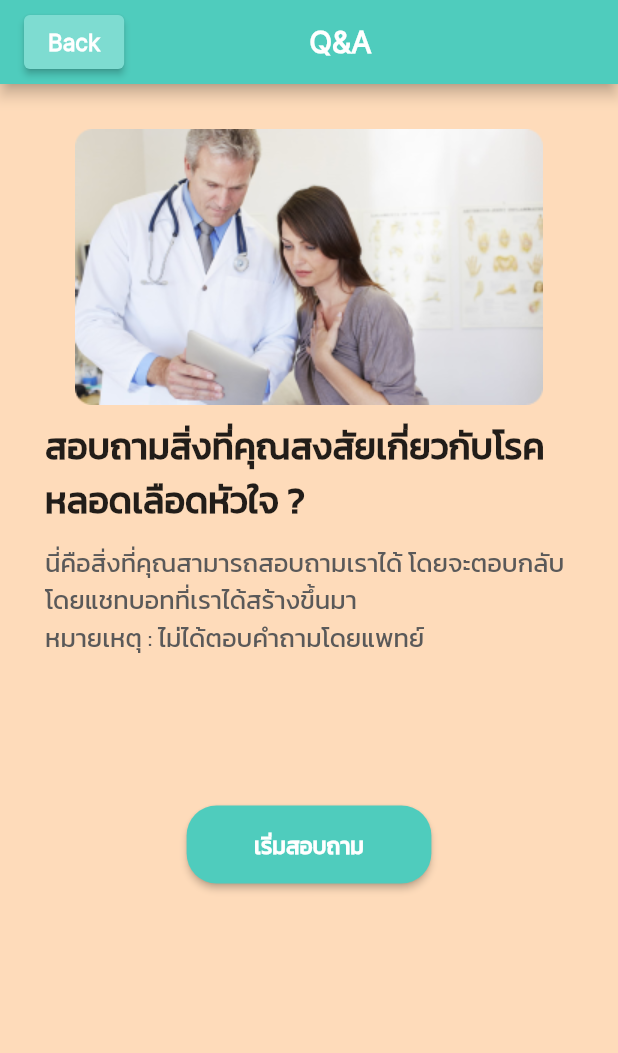
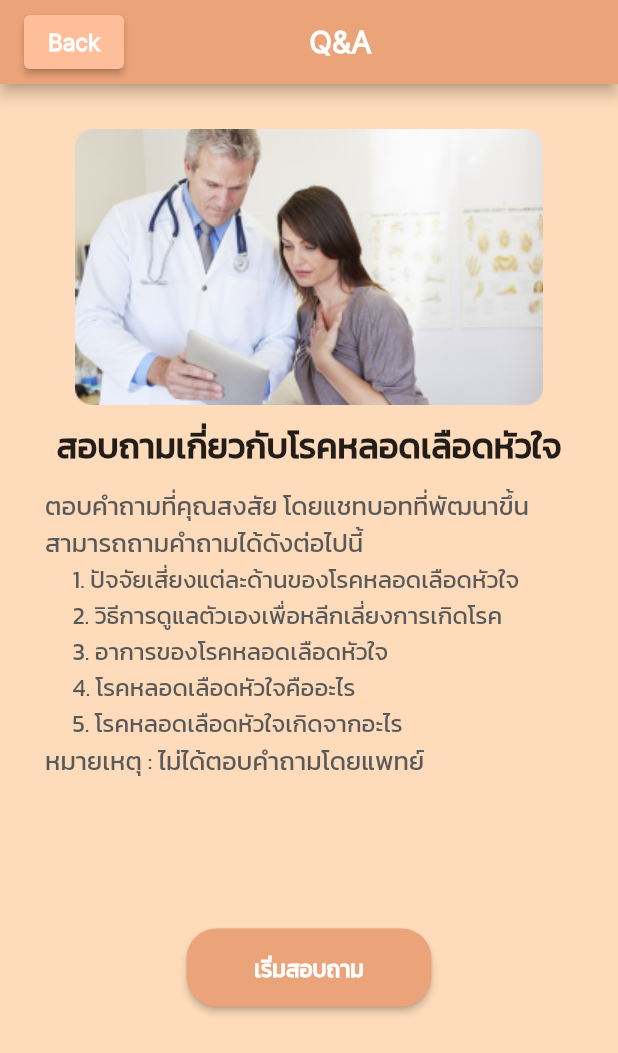
Before and after one commit to mannieshub/University_Final_Project, a Flutter app: the screen it shows once a user with an empty profile is signed in, after a tap on "Q&A", on a phone screen of 412 x 824 dp. Shown: the top 1053 px of the screen. Run offline on Flutter 3.47's test engine with Material 2 defaults, Android fonts, the light colour scheme and no system bars; our stand-ins replace cloud_firestore, firebase_auth, firebase_core, fluttertoast; missing offline and left inert: dialog_flowtter; accounts and stored records are empty.

Commit message:
change App color

```diff
--- a/mobile_app/lib/routes/advice.dart
+++ b/mobile_app/lib/routes/advice.dart
@@ -118,7 +118,7 @@ class advicePageState extends State<advicePage> {
     return Scaffold(
       appBar: AppBar(
         automaticallyImplyLeading: false,
-        backgroundColor: Color(0xFF4FCCBD),
+        backgroundColor: Color(0xFFEBA37A),
         title: Container(
           padding: EdgeInsets.all(0),
           margin: EdgeInsetsDirectional.fromSTEB(0, 0, 0, 0),
@@ -127,7 +127,7 @@ class advicePageState extends State<advicePage> {
             children: <Widget>[
               ElevatedButton(
                 style: ElevatedButton.styleFrom(
-                  backgroundColor: Color(0xFF7EDCD1),
+                  backgroundColor: Color(0xFFFEBE9A),
                   textStyle: TextStyle(fontSize: 15),
                 ),
                 onPressed: () {
--- a/mobile_app/lib/routes/assessmentPage.dart
+++ b/mobile_app/lib/routes/assessmentPage.dart
@@ -251,7 +251,7 @@ class _assessmentPageState extends State<assessmentPage> {
         resizeToAvoidBottomInset: false,
         appBar: AppBar(
           automaticallyImplyLeading: false,
-          backgroundColor: Color(0xFF4FCCBD),
+          backgroundColor: Color(0xFFEBA37A),
           title: Container(
             padding: EdgeInsets.all(0),
             margin: EdgeInsetsDirectional.fromSTEB(0, 0, 0, 0),
@@ -260,7 +260,7 @@ class _assessmentPageState extends State<assessmentPage> {
               children: <Widget>[
                 ElevatedButton(
                   style: ElevatedButton.styleFrom(
-                    backgroundColor: Color(0xFF7EDCD1),
+                    backgroundColor: Color(0xFFFEBE9A),
                     textStyle:
                         TextStyle(fontSize: 15), // เปลี่ยนสีปุ่มเป็นสีแดง
                   ),
@@ -299,13 +299,13 @@ class _assessmentPageState extends State<assessmentPage> {
                 mainAxisSize: MainAxisSize.max,
                 children: [
                   Padding(
-                    padding: EdgeInsetsDirectional.fromSTEB(25, 0, 0, 0),
+                    padding: EdgeInsetsDirectional.fromSTEB(25, 0, 0, 10),
                     child: Row(
                       children: [
                         Text(
                           "ข้อมูลด้านประชากร",
                           style: TextStyle(
-                            color: Color(0XFF5A5959),
+                            color: Colors.black,
                             fontFamily: 'Kanit',
                             fontWeight: FontWeight.bold,
                             fontSize: 17,
@@ -612,7 +612,7 @@ class _assessmentPageState extends State<assessmentPage> {
                         Text(
                           "ข้อมูลด้านพฤติกรรม",
                           style: TextStyle(
-                            color: Color(0XFF5A5959),
+                            color: Colors.black,
                             fontFamily: 'Kanit',
                             fontWeight: FontWeight.bold,
                             fontSize: 17,
@@ -2570,7 +2570,7 @@ class _assessmentPageState extends State<assessmentPage> {
                       children: <Widget>[
                         ElevatedButton(
                           style: ElevatedButton.styleFrom(
-                            backgroundColor: Color(0xFF4FCCBD),
+                            backgroundColor: Color(0xFFEBA37A),
                             padding:
                                 EdgeInsetsDirectional.fromSTEB(25, 15, 25, 15),
                             shape: RoundedRectangleBorder(
--- a/mobile_app/lib/routes/before_assessment_page.dart
+++ b/mobile_app/lib/routes/before_assessment_page.dart
@@ -12,7 +12,7 @@ class _beforeAsState extends State<beforeAs> {
     return Scaffold(
       appBar: AppBar(
         automaticallyImplyLeading: false,
-        backgroundColor: Color(0xFF4FCCBD),
+        backgroundColor: Color(0xFFEBA37A),
         title: Container(
           padding: EdgeInsets.all(0),
           margin: EdgeInsetsDirectional.fromSTEB(0, 0, 0, 0),
@@ -21,7 +21,7 @@ class _beforeAsState extends State<beforeAs> {
             children: <Widget>[
               ElevatedButton(
                 style: ElevatedButton.styleFrom(
-                  backgroundColor: Color(0xFF7EDCD1),
+                  backgroundColor: Color(0xFFFEBE9A),
                   textStyle: TextStyle(fontSize: 15), // เปลี่ยนสีปุ่มเป็นสีแดง
                 ),
                 onPressed: () {
@@ -123,7 +123,7 @@ class _beforeAsState extends State<beforeAs> {
                   children: <Widget>[
                     ElevatedButton(
                       style: ElevatedButton.styleFrom(
-                        backgroundColor: Color(0xFF4FCCBD),
+                        backgroundColor: Color(0xFFEBA37A),
                         padding: EdgeInsetsDirectional.fromSTEB(25, 15, 25, 15),
                         shape: RoundedRectangleBorder(
                           borderRadius: BorderRadius.circular(
--- a/mobile_app/lib/routes/before_chatbot_page.dart
+++ b/mobile_app/lib/routes/before_chatbot_page.dart
@@ -13,7 +13,7 @@ class _beforeChatState extends State<beforeChat> {
       resizeToAvoidBottomInset: false,
       appBar: AppBar(
         automaticallyImplyLeading: false,
-        backgroundColor: Color(0xFF4FCCBD),
+        backgroundColor: Color(0xFFEBA37A),
         title: Container(
           padding: EdgeInsets.all(0),
           margin: EdgeInsetsDirectional.fromSTEB(0, 0, 0, 0),
@@ -22,7 +22,7 @@ class _beforeChatState extends State<beforeChat> {
             children: <Widget>[
               ElevatedButton(
                 style: ElevatedButton.styleFrom(
-                  backgroundColor: Color(0xFF7EDCD1),
+                  backgroundColor: Color(0xFFFEBE9A),
                   textStyle: TextStyle(fontSize: 15), // เปลี่ยนสีปุ่มเป็นสีแดง
                 ),
                 onPressed: () {
@@ -69,11 +69,11 @@ class _beforeChatState extends State<beforeChat> {
                 child: Wrap(
                   children: [
                     Text(
-                      "สอบถามสิ่งที่คุณสงสัยเกี่ยวกับโรคหลอดเลือดหัวใจ ?",
+                      "สอบถามเกี่ยวกับโรคหลอดเลือดหัวใจ",
                       textAlign: TextAlign.start,
                       style: TextStyle(
                         fontWeight: FontWeight.bold,
-                        fontSize: 24,
+                        fontSize: 23,
                         fontFamily: 'Kanit',
                       ),
                     )
@@ -85,14 +85,59 @@ class _beforeChatState extends State<beforeChat> {
                 child: Wrap(
                   children: <Widget>[
                     Text(
-                      'นี่คือสิ่งที่คุณสามารถสอบถามเราได้ โดยจะตอบกลับโดยแชทบอทที่เราได้สร้างขึ้นมา',
+                      'ตอบคำถามที่คุณสงสัย โดยแชทบอทที่พัฒนาขึ้น สามารถถามคำถามได้ดังต่อไปนี้',
                       textAlign: TextAlign.start,
                       style: TextStyle(
                         fontFamily: 'Kanit',
                         color: Color(0XFF5A5959),
                         fontSize: 17,
                       ),
-                    )
+                    ),
+                    Text(
+                      '     1. ปัจจัยเสี่ยงแต่ละด้านของโรคหลอดเลือดหัวใจ',
+                      textAlign: TextAlign.start,
+                      style: TextStyle(
+                        fontFamily: 'Kanit',
+                        color: Color(0XFF5A5959),
+                        fontSize: 16,
+                      ),
+                    ),
+                    Text(
+                      '     2. วิธีการดูแลตัวเองเพื่อหลีกเลี่ยงการเกิดโรค',
+                      textAlign: TextAlign.start,
+                      style: TextStyle(
+                        fontFamily: 'Kanit',
+                        color: Color(0XFF5A5959),
+                        fontSize: 16,
+                      ),
+                    ),
+                    Text(
+                      '     3. อาการของโรคหลอดเลือดหัวใจ',
+                      textAlign: TextAlign.start,
+                      style: TextStyle(
+                        fontFamily: 'Kanit',
+                        color: Color(0XFF5A5959),
+                        fontSize: 16,
+                      ),
+                    ),
+                    Text(
+                      '     4. โรคหลอดเลือดหัวใจคืออะไร',
+                      textAlign: TextAlign.start,
+                      style: TextStyle(
+                        fontFamily: 'Kanit',
+                        color: Color(0XFF5A5959),
+                        fontSize: 16,
+                      ),
+                    ),
+                    Text(
+                      '     5. โรคหลอดเลือดหัวใจเกิดจากอะไร',
+                      textAlign: TextAlign.start,
+                      style: TextStyle(
+                        fontFamily: 'Kanit',
+                        color: Color(0XFF5A5959),
+                        fontSize: 16,
+                      ),
+                    ),
                   ],
                 ),
               ),
@@ -122,7 +167,7 @@ class _beforeChatState extends State<beforeChat> {
                   children: <Widget>[
                     ElevatedButton(
                       style: ElevatedButton.styleFrom(
-                        backgroundColor: Color(0xFF4FCCBD),
+                        backgroundColor: Color(0xFFEBA37A),
                         padding: EdgeInsetsDirectional.fromSTEB(45, 15, 45, 15),
                         shape: RoundedRectangleBorder(
                           borderRadius: BorderRadius.circular(
--- a/mobile_app/lib/routes/chatbot_page.dart
+++ b/mobile_app/lib/routes/chatbot_page.dart
@@ -28,7 +28,7 @@ class _chatUIState extends State<chatUI> {
     return Scaffold(
         appBar: AppBar(
           automaticallyImplyLeading: false,
-          backgroundColor: Color(0xFF4FCCBD),
+          backgroundColor: Color(0xFFEBA37A),
           title: Container(
             padding: EdgeInsets.all(0),
             margin: EdgeInsetsDirectional.fromSTEB(0, 0, 0, 0),
@@ -37,7 +37,7 @@ class _chatUIState extends State<chatUI> {
               children: <Widget>[
                 ElevatedButton(
                   style: ElevatedButton.styleFrom(
-                    backgroundColor: Color(0xFF7EDCD1),
+                    backgroundColor: Color(0xFFFEBE9A),
                     textStyle:
                         TextStyle(fontSize: 15), // เปลี่ยนสีปุ่มเป็นสีแดง
                   ),
--- a/mobile_app/lib/routes/home_page.dart
+++ b/mobile_app/lib/routes/home_page.dart
@@ -58,7 +58,7 @@ class HomePage extends StatelessWidget {
         appBar: AppBar(
           title: _title(),
           automaticallyImplyLeading: false,
-          backgroundColor: Color(0xFF4FCCBD),
+          backgroundColor: Color(0xFFEBA37A),
           centerTitle: true,
         ),
 
--- a/mobile_app/lib/templates/homepage/navigatePush.dart
+++ b/mobile_app/lib/templates/homepage/navigatePush.dart
@@ -16,10 +16,23 @@ class NextPageButton extends StatelessWidget {
   @override
   Widget build(BuildContext context) {
     return Padding(
-      padding: const EdgeInsets.only(bottom: 10), // Adjust bottom padding
+      padding: const EdgeInsets.only(bottom: 10),
+      child: Container(
+        decoration: BoxDecoration(
+          boxShadow: [
+            BoxShadow(
+              color: Colors.grey.withOpacity(0.25), // Shadow color
+              offset: Offset(1, 1), // x and y offset
+              blurRadius: 2.5, // Blur radius
+              spreadRadius: 0, // Spread radius
+            ),
+          ],
+          borderRadius: BorderRadius.circular(10), // Rounded corners
+        ),
         child: Card(
           shape: RoundedRectangleBorder(
-          borderRadius: BorderRadius.circular(10),
+            borderRadius:
+                BorderRadius.circular(10), // Rounded corners for the card
           ),
           color: Color(0xFFEBA37A),
           child: InkWell(
@@ -39,7 +52,7 @@ class NextPageButton extends StatelessWidget {
                     width: 60,
                     height: 60,
                   ),
-                const SizedBox(width: 10), // Add spacing between image and text
+                  const SizedBox(width: 10),
                   Expanded(
                     child: Column(
                       crossAxisAlignment: CrossAxisAlignment.start,
@@ -62,8 +75,7 @@ class NextPageButton extends StatelessWidget {
                             fontFamily: 'Kanit',
                           ),
                         ),
-                      const SizedBox(
-                          height: 3), // Add spacing between text and link
+                        const SizedBox(height: 3),
                         Text(
                           "คลิกเพื่อดูรายละเอียด",
                           style: TextStyle(
@@ -81,6 +93,7 @@ class NextPageButton extends StatelessWidget {
             ),
           ),
         ),
+      ),
     );
   }
 }
--- a/mobile_app/lib/templates/homepage/signOutBTN.dart
+++ b/mobile_app/lib/templates/homepage/signOutBTN.dart
@@ -21,49 +21,50 @@ class signOutWidget extends StatelessWidget {
           padding: EdgeInsetsDirectional.fromSTEB(0, 0, 0, 0),
           child: Column(
             children: [
+              Row(
+                children: [
                   GestureDetector(
                     onTap: () {
                       signOut();
                     },
-                child: ClipRRect(
-                  borderRadius: BorderRadius.circular(25),
+                    child: Container(
+                      decoration: BoxDecoration(
+                        borderRadius:
+                            BorderRadius.circular(15), // Rounded corners
+                        boxShadow: [
+                          BoxShadow(
+                            color: Colors.grey.withOpacity(0.25),
+                            spreadRadius: 1,
+                            blurRadius: 4,
+                            offset: Offset(1, 1), // X and Y offset
+                          ),
+                        ],
+                      ),
                       child: Card(
                         shape: RoundedRectangleBorder(
-                      borderRadius: BorderRadius.circular(15), // เพิ่มเส้นขอบ
+                          borderRadius: BorderRadius.circular(15),
                         ),
-                    color: color,
+                        color: Color(0xFFFF4D4D),
                         child: Column(
                           children: [
                             Padding(
-                          padding:
-                              EdgeInsetsDirectional.fromSTEB(6, 7.5, 6, 7.5),
+                              padding: EdgeInsetsDirectional.fromSTEB(
+                                  30, 17.5, 30, 17.5),
                               child: Column(
                                 crossAxisAlignment: CrossAxisAlignment.start,
                                 children: [
                                   Padding(
-                                padding:
-                                    EdgeInsetsDirectional.fromSTEB(0, 0, 0, 0),
+                                    padding: EdgeInsetsDirectional.fromSTEB(
+                                        0, 0, 0, 0),
                                     child: Column(
                                       children: [
                                         Row(
                                           children: [
                                             Image.asset(
-                                          imagePath, // Specify the image path here
+                                              'images/Icon_Exit.png',
                                               width: 25,
-                                          height: 45,
+                                              height: 25,
                                             ),
-                                        Padding(
-                                          padding:
-                                              EdgeInsetsDirectional.fromSTEB(
-                                                  10, 0, 5, 0),
-                                          child: Text(
-                                            text, // Specify the text here
-                                            style: TextStyle(
-                                              fontSize: 13,
-                                              fontFamily: 'Kanit',
-                                            ),
-                                          ),
-                                        )
                                           ],
                                         )
                                       ],
@@ -79,8 +80,78 @@ class signOutWidget extends StatelessWidget {
                   )
                 ],
               ),
+            ],
+          ),
         ),
       ],
     );
+
+    // return Column(
+    //   children: [
+    //     Padding(
+    //       padding: EdgeInsetsDirectional.fromSTEB(0, 0, 0, 0),
+    //       child: Column(
+    //         children: [
+    //           GestureDetector(
+    //             onTap: () {
+    //               signOut();
+    //             },
+    //             child: ClipRRect(
+    //               borderRadius: BorderRadius.circular(25),
+    //               child: Card(
+    //                 shape: RoundedRectangleBorder(
+    //                   borderRadius: BorderRadius.circular(15), // เพิ่มเส้นขอบ
+    //                 ),
+    //                 color: color,
+    //                 child: Column(
+    //                   children: [
+    //                     Padding(
+    //                       padding:
+    //                           EdgeInsetsDirectional.fromSTEB(6, 7.5, 6, 7.5),
+    //                       child: Column(
+    //                         crossAxisAlignment: CrossAxisAlignment.start,
+    //                         children: [
+    //                           Padding(
+    //                             padding:
+    //                                 EdgeInsetsDirectional.fromSTEB(0, 0, 0, 0),
+    //                             child: Column(
+    //                               children: [
+    //                                 Row(
+    //                                   children: [
+    //                                     Image.asset(
+    //                                       imagePath, // Specify the image path here
+    //                                       width: 25,
+    //                                       height: 45,
+    //                                     ),
+    //                                     Padding(
+    //                                       padding:
+    //                                           EdgeInsetsDirectional.fromSTEB(
+    //                                               10, 0, 5, 0),
+    //                                       child: Text(
+    //                                         text, // Specify the text here
+    //                                         style: TextStyle(
+    //                                           fontSize: 13,
+    //                                           fontFamily: 'Kanit',
+    //                                         ),
+    //                                       ),
+    //                                     )
+    //                                   ],
+    //                                 )
+    //                               ],
+    //                             ),
+    //                           ),
+    //                         ],
+    //                       ),
+    //                     )
+    //                   ],
+    //                 ),
+    //               ),
+    //             ),
+    //           )
+    //         ],
+    //       ),
+    //     ),
+    //   ],
+    // );
   }
 }
--- a/mobile_app/lib/templates/homepage/user_info_card.dart
+++ b/mobile_app/lib/templates/homepage/user_info_card.dart
@@ -18,7 +18,6 @@ class _UserInfoCardState extends State<UserInfoCard> {
   @override
   void initState() {
     super.initState();
-    // เรียกใช้ fetchDataFromFirestore ใน initState เพื่อดึงข้อมูลเมื่อหน้าจอโหลด
     fetchDataFromFirestore();
   }
 
@@ -77,8 +76,19 @@ class _UserInfoCardState extends State<UserInfoCard> {
     return Padding(
       padding: EdgeInsetsDirectional.fromSTEB(0, 10, 0, 10),
       child: Container(
+        decoration: BoxDecoration(
+          boxShadow: [
+            BoxShadow(
+              color: Colors.grey.withOpacity(0.25),
+              offset: Offset(1, 1),
+              blurRadius: 4,
+              spreadRadius: 0,
+            ),
+          ],
+          borderRadius: BorderRadius.circular(15), // Rounded corners
+        ),
         child: ClipRRect(
-          borderRadius: BorderRadius.circular(25),
+          borderRadius: BorderRadius.circular(15),
           child: Card(
             shape: RoundedRectangleBorder(
               borderRadius: BorderRadius.circular(15),
```
Lines whose indentation alone changed are shown as unchanged.
